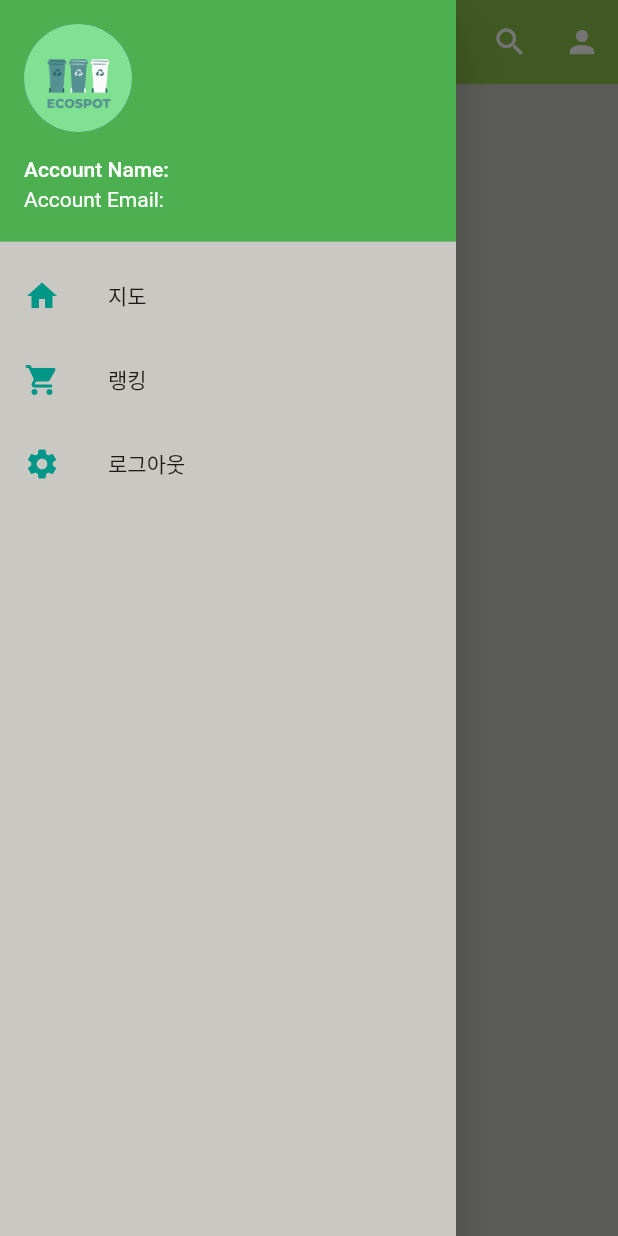
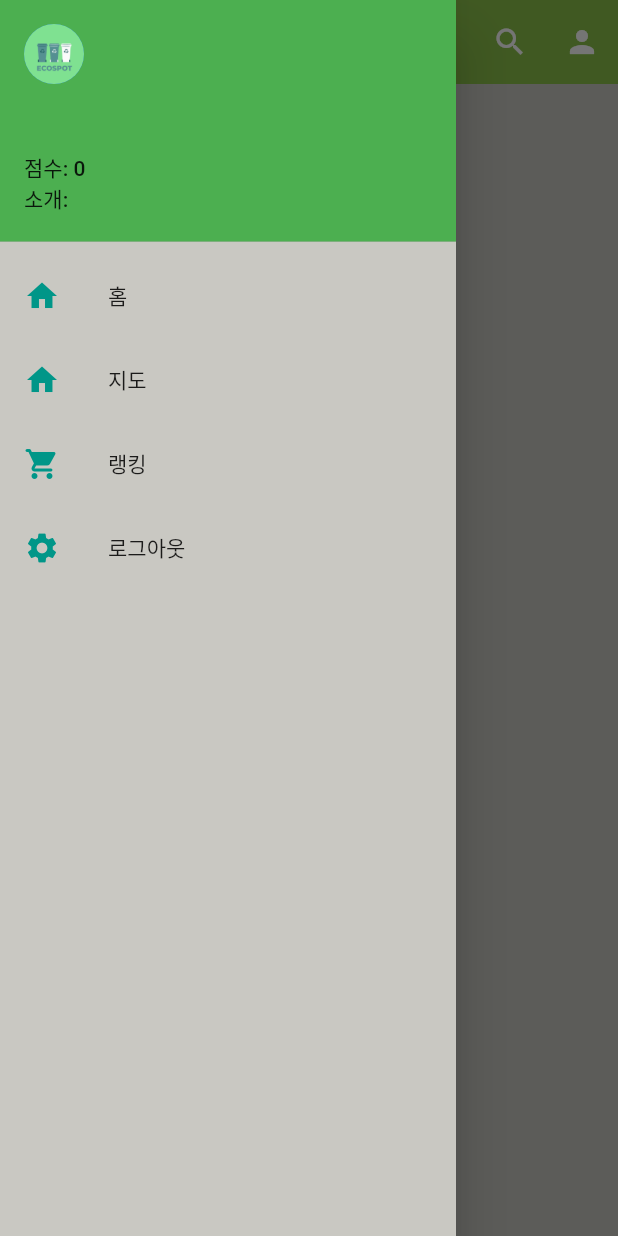
Before and after one commit to jayko0616/Ecospot, a Flutter app: the MyAppPage screen opened directly, with the side drawer open, on a phone screen of 412 x 824 dp. Run offline on Flutter 3.47's test engine with Material 2 defaults, Android fonts, the phone set to English and light mode, and no system bars; our stand-ins replace camera, dio, geolocator, google_maps_flutter, image_picker, shared_preferences; accounts and stored records are empty; network calls fail.

Commit message:
accountshow

```diff
--- a/lib/cameraPage/camera_screen.dart
+++ b/lib/cameraPage/camera_screen.dart
@@ -7,7 +7,7 @@ import 'package:flutter/material.dart';
 late List<CameraDescription> _cameras;
 
 Future<void> cameraInit() async {
-  //카메라 초기화 함수
+  //카메라 초기화 함수j
   WidgetsFlutterBinding.ensureInitialized();
   _cameras = await availableCameras(); // 사용 가능한 카메라 확인
 }
@@ -78,7 +78,7 @@ class CameraPageState extends State<CameraPage> {
 
       // 지정한 경로에 사진 저장
       await File(file.path).copy('${directory.path}/${file.name}');
-    uploadImage(file);
+      uploadImage(file);
     } catch (e) {
       print('Error taking picture: $e');
     }
--- a/lib/mainPage.dart
+++ b/lib/mainPage.dart
@@ -1,5 +1,3 @@
-// ignore_for_file: use_build_context_synchronously, file_names
-
 import 'package:flutter/cupertino.dart';
 import 'package:flutter/material.dart';
 import 'package:ecospot/loginPage/loginMainPage.dart';
@@ -7,6 +5,7 @@ import 'package:shared_preferences/shared_preferences.dart';
 import 'package:ecospot/screens/home_screen.dart';
 import 'package:ecospot/screens/rank_screen.dart';
 import 'package:http/http.dart' as http;
+import 'dart:convert';
 
 // 기본 홈
 class MyAppPage extends StatefulWidget {
@@ -19,6 +18,9 @@ class MyAppPage extends StatefulWidget {
 class MyAppState extends State<MyAppPage> {
   String accountName = ''; // 사용자 이름을 저장할 변수
   String accountEmail = ''; // 사용자 이메일을 저장할 변수
+  int? ranknum;
+  String message = '';
+
   @override
   void initState() {
     super.initState();
@@ -26,17 +28,56 @@ class MyAppState extends State<MyAppPage> {
     loadUserData();
   }
 
-  // 사용자 정보를 가져오는 함수
+  // 사용자 정보를 가져오고 ranknum을 가져오는 함수
   void loadUserData() async {
     SharedPreferences prefs = await SharedPreferences.getInstance();
     String? username = prefs.getString('username');
     String? email = prefs.getString('email');
 
     setState(() {
-      accountName = username!;
-      accountEmail = email!;
+      accountName = username ?? '';
+      accountEmail = email ?? '';
     });
+
+    if (username != null) {
+      List<dynamic>? userRank = await getUserRanknum(username);
+      if (userRank != null) {
+        setState(() {
+          ranknum = userRank[0];
+          message = userRank[1] ?? '';
+        });
+      }
+    }
   }
+
+  Future<List<dynamic>?> getUserRanknum(String? username) async {
+    final apiUrl = 'http://10.0.2.2:8080/spot/pick?username=$username'; // 실제 API 엔드포인트 URL로 변경해야 함
+
+    try {
+      final response = await http.get(Uri.parse(apiUrl));
+
+      if (response.statusCode == 200) {
+        final List<dynamic> dataList = json.decode(response.body);
+        if (dataList.isNotEmpty) {
+          print(dataList);
+          final Map<String, dynamic> data = dataList[0];
+          final int? ranknum = data['ranknum'];
+          final String? message = data['message'];
+          return [ranknum,message];
+        } else {
+          print('Empty data list received.');
+          return null;
+        }
+      } else {
+        print('Failed to fetch user ranknum.');
+        return null;
+      }
+    } catch (error) {
+      print('Error: $error');
+      return null;
+    }
+  }
+
 
   Future<void> logout() async {
     final apiUrl =
@@ -102,7 +143,7 @@ class MyAppState extends State<MyAppPage> {
           ),
           IconButton(
             onPressed: () {
-              //내정보 가져오기
+              // 내정보 가져오기
             },
             icon: const Icon(Icons.person),
           )
@@ -113,15 +154,58 @@ class MyAppState extends State<MyAppPage> {
         backgroundColor: Color(0xFFC9C8C2),
         child: ListView(
           children: [
-            UserAccountsDrawerHeader(
-              currentAccountPicture: CircleAvatar(
-                backgroundImage: AssetImage('assets/images/ecospotNewLogo.png'),
-              ),
-              accountName: Text('Account Name: $accountName'),
-              accountEmail: Text('Account Email: $accountEmail'),
+            DrawerHeader(
               decoration: BoxDecoration(
                 color: Colors.green,
               ),
+              child: Column(
+                crossAxisAlignment: CrossAxisAlignment.start,
+                children: [
+                  CircleAvatar(
+                    backgroundImage:
+                        AssetImage('assets/images/ecospotNewLogo.png'),
+                  ),
+                  SizedBox(height: 8.0),
+                  Text(
+                    '$accountName',
+                    style: TextStyle(
+                      fontSize: 18.0,
+                      fontWeight: FontWeight.bold,
+                    ),
+                  ),
+                  Text(
+                    '$accountEmail',
+                    style: TextStyle(
+                      fontSize: 14.0,
+                    ),
+                  ),
+                  Text(
+                    '점수: ${ranknum ?? 0}',
+                    style: TextStyle(
+                      fontSize: 14.0,
+                    ),
+                  ),
+                  Text(
+                    '소개: ${message ?? ''}',
+                    style: TextStyle(
+                      fontSize: 14.0,
+                    ),
+                  ),
+                ],
+              ),
+            ),
+            ListTile(
+              leading: const Icon(Icons.home),
+              iconColor: Colors.teal,
+              focusColor: Color(0xFF327035),
+              title: const Text('홈'),
+              onTap: () {
+                Navigator.push(
+                  context,
+                  MaterialPageRoute(
+                      builder: (context) => MyAppPage()), // 두 번째 페이지로 이동
+                );
+              },
             ),
             ListTile(
               leading: const Icon(Icons.home),
@@ -145,8 +229,7 @@ class MyAppState extends State<MyAppPage> {
                 Navigator.push(
                   context,
                   MaterialPageRoute(
-                      builder: (context) =>
-                          RankScreen()), // 두 번째 페이지로 이동
+                      builder: (context) => RankScreen()), // 두 번째 페이지로 이동
                 );
               },
             ),
```
